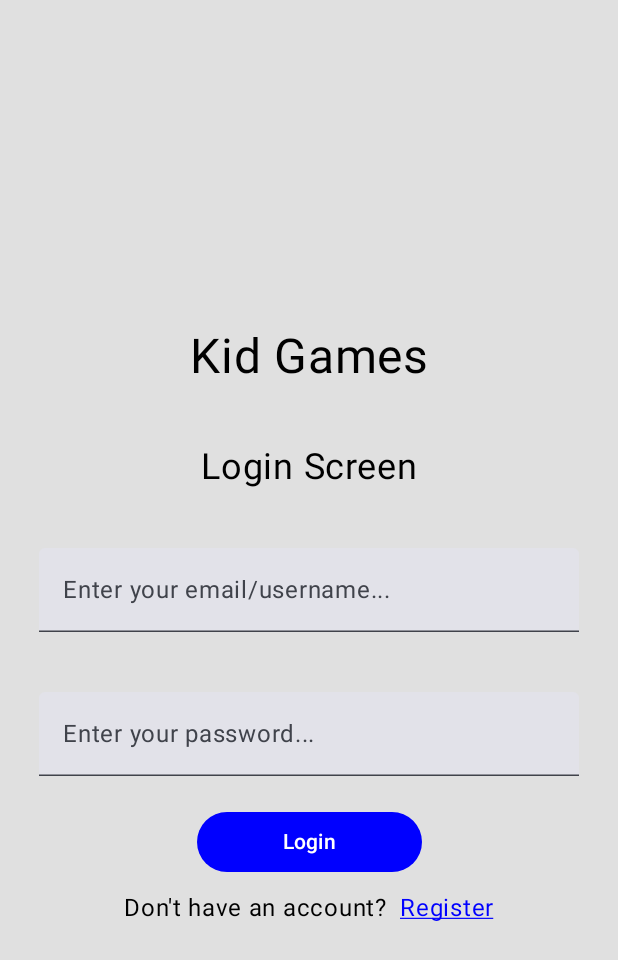
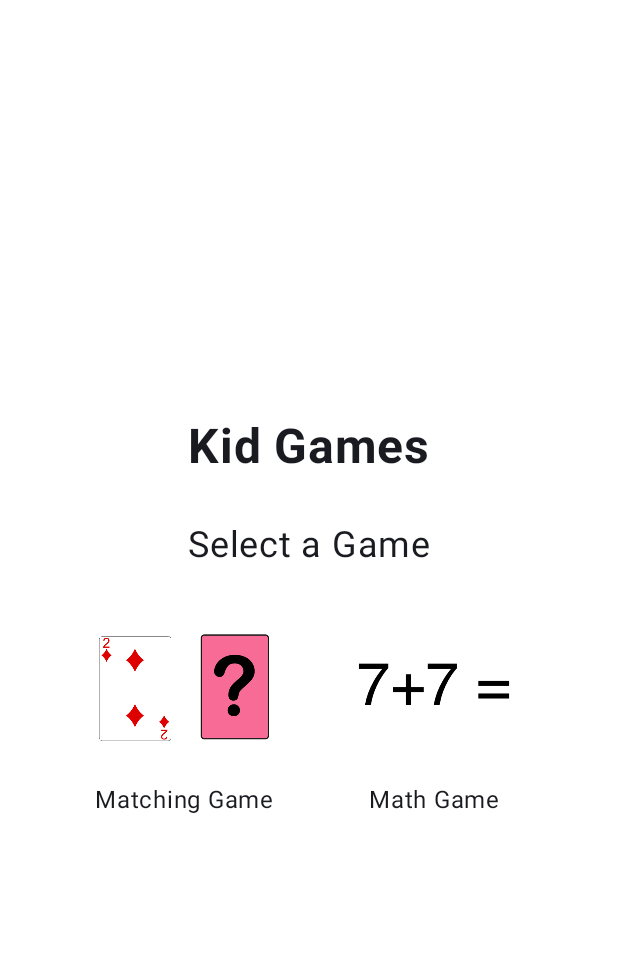
Before and after one commit to 1cgul/individualproj3, an Android app built with Jetpack Compose: the screen it shows after launch (MainActivity), after a tap on "Login", on a phone screen of 412 x 824 dp. Shown: the top 960 px of the screen. Run offline under Robolectric (Android 15) with nearby library versions, the phone set to English and light mode, and no system bars.

Commit message:
added bg color and mainscreen

```diff
--- a/app/src/main/java/com/example/individualproj3/LoginScreen.kt
+++ b/app/src/main/java/com/example/individualproj3/LoginScreen.kt
@@ -25,14 +25,16 @@ import androidx.compose.ui.text.style.TextDecoration
 import androidx.compose.ui.unit.dp
 import androidx.compose.ui.unit.sp
 import androidx.navigation.NavController
-
+import androidx.compose.material3.Surface
 
 @Composable
 fun LoginScreen(navController: NavController, modifier: Modifier = Modifier){
     var username by remember { mutableStateOf("") }
     var email by remember { mutableStateOf("") }
     var password by remember { mutableStateOf("") }
-
+    Surface(
+        color = Color(0xFFFFFFFF)
+    ){
         Column(
             modifier = Modifier
                 .fillMaxSize(),
@@ -97,3 +99,4 @@ fun LoginScreen(navController: NavController, modifier: Modifier = Modifier){
             }
         }
     }
+    }
--- /dev/null
+++ b/app/src/main/java/com/example/individualproj3/MainScreen.kt
@@ -0,0 +1,90 @@
+package com.example.individualproj3
+
+import androidx.compose.foundation.Image
+import androidx.compose.foundation.clickable
+import androidx.compose.foundation.layout.*
+import androidx.compose.material3.MaterialTheme
+import androidx.compose.material3.Surface
+import androidx.compose.material3.Text
+import androidx.compose.runtime.Composable
+import androidx.compose.ui.Alignment
+import androidx.compose.ui.Modifier
+import androidx.compose.ui.graphics.Color
+import androidx.compose.ui.res.painterResource
+import androidx.compose.ui.text.font.FontWeight
+import androidx.compose.ui.unit.dp
+import androidx.compose.ui.unit.sp
+import androidx.navigation.NavController
+
+@Composable
+fun MainScreen(navController: NavController) {
+    Surface(
+        modifier = Modifier.fillMaxSize(),
+        color = Color(0xFFFFFFFF)
+    ) {
+        Column(
+            horizontalAlignment = Alignment.CenterHorizontally,
+            verticalArrangement = Arrangement.Center,
+            modifier = Modifier.padding(16.dp)
+        ) {
+            // App Title
+            Text(
+                text = "Kid Games",
+                fontSize = 32.sp,
+                fontWeight = FontWeight.Bold,
+                modifier = Modifier.padding(bottom = 32.dp)
+            )
+
+            // Prompt to Select a Game
+            Text(
+                text = "Select a Game",
+                fontSize = 24.sp,
+                modifier = Modifier.padding(bottom = 24.dp)
+            )
+
+            // Game Selection Row
+            Row(
+                horizontalArrangement = Arrangement.SpaceEvenly,
+                modifier = Modifier.fillMaxWidth()
+            ) {
+                // Matching Game
+                GameIcon(
+                    iconResourceId = R.drawable.matchinggame,
+                    gameName = "Matching Game",
+                    onClick = { /* TODO: Add navigation to Matching Game */ }
+                )
+
+                // Math Game
+                GameIcon(
+                    iconResourceId = R.drawable.mathgame,
+                    gameName = "Math Game",
+                    onClick = { /* TODO: Add navigation to Math Game */ }
+                )
+            }
+        }
+    }
+}
+
+@Composable
+fun GameIcon(
+    iconResourceId: Int,
+    gameName: String,
+    onClick: () -> Unit
+) {
+    Column(
+        horizontalAlignment = Alignment.CenterHorizontally,
+        modifier = Modifier.clickable(onClick = onClick)
+    ) {
+        Image(
+            painter = painterResource(id = iconResourceId),
+            contentDescription = gameName,
+            modifier = Modifier
+                .size(120.dp)
+                .padding(bottom = 8.dp)
+        )
+        Text(
+            text = gameName,
+            fontSize = 16.sp
+        )
+    }
+}
--- a/app/src/main/java/com/example/individualproj3/NavController.kt
+++ b/app/src/main/java/com/example/individualproj3/NavController.kt
@@ -16,6 +16,9 @@ fun Navigation(){
         composable("register_screen"){
             RegisterScreen(navController)
         }
+        composable("main_screen"){
+            MainScreen(navController)
+        }
 
     }
 }
--- a/app/src/main/java/com/example/individualproj3/RegisterScreen.kt
+++ b/app/src/main/java/com/example/individualproj3/RegisterScreen.kt
@@ -1,5 +1,6 @@
 package com.example.individualproj3
 
+import android.view.Surface
 import androidx.compose.foundation.clickable
 import androidx.compose.foundation.layout.Arrangement
 import androidx.compose.foundation.layout.Column
@@ -19,6 +20,7 @@ import androidx.compose.runtime.setValue
 import androidx.compose.ui.Alignment
 import androidx.compose.ui.Modifier
 import androidx.compose.ui.graphics.Color
+import androidx.compose.material3.Surface
 import androidx.compose.ui.text.input.PasswordVisualTransformation
 import androidx.compose.ui.text.style.TextDecoration
 import androidx.compose.ui.unit.dp
@@ -30,7 +32,9 @@ fun RegisterScreen(navController: NavController, modifier: Modifier = Modifier)
     var username by remember { mutableStateOf("") }
     var email by remember { mutableStateOf("") }
     var password by remember { mutableStateOf("") }
-
+    Surface(
+        color = Color(0xFFFFFFFF)
+    ){
         Column(
             modifier = Modifier
                 .fillMaxSize(),
@@ -104,3 +108,4 @@ fun RegisterScreen(navController: NavController, modifier: Modifier = Modifier)
             }
         }
     }
+    }
```
Also changed, not shown: app/src/main/res/drawable/matchinggame.png (renamed from app/src/main/res/mainscreenIcons/matchinggame.png), app/src/main/res/drawable/mathgame.png (renamed from app/src/main/res/mainscreenIcons/mathgame.png). Lines whose indentation alone changed are shown as unchanged.
